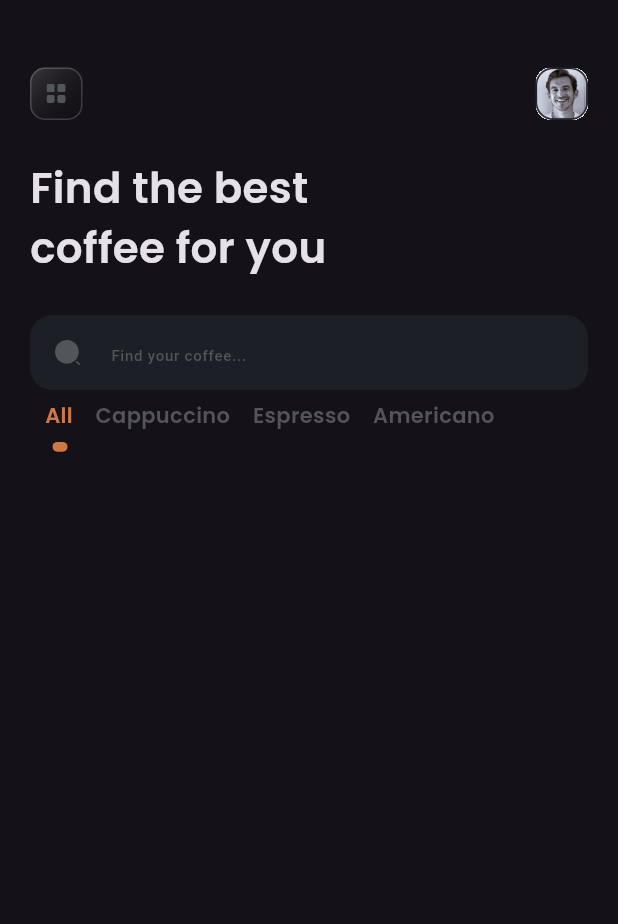
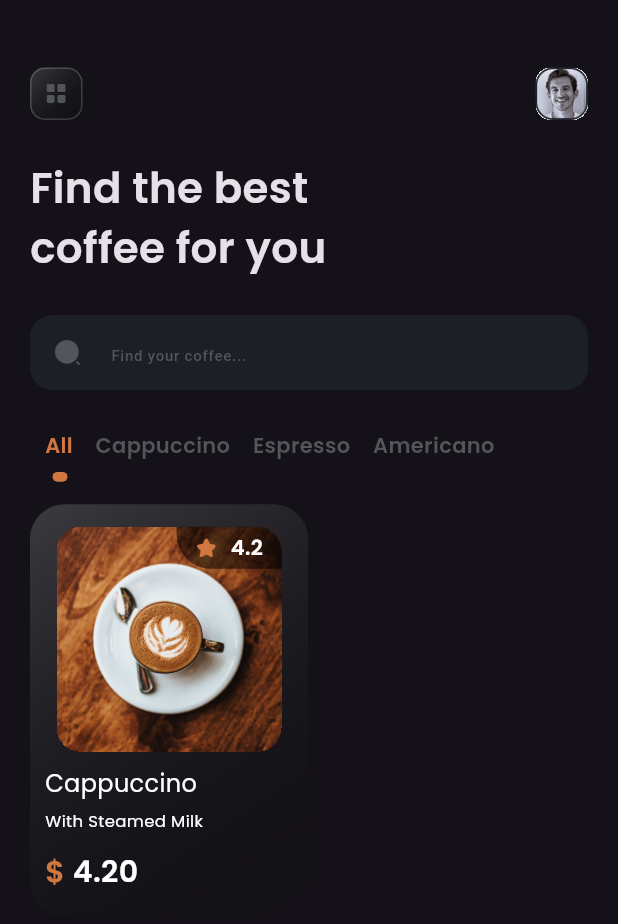
Before and after one commit to Debadrita438/flutter-coffee-shop, a Flutter app: the screen it shows after launch, on a phone screen of 412 x 824 dp. Shown: the top 924 px of the screen. Run offline on Flutter 3.47's test engine with Material 3 defaults, Android fonts, the phone set to English and light mode, and no system bars; our stand-ins replace flutter_svg, hexcolor.

Commit message:
coffe card design completed

```diff
--- a/lib/common_widgets/index.dart
+++ b/lib/common_widgets/index.dart
@@ -1,2 +1,3 @@
 export 'package:coffee_shop/common_widgets/main_header.dart';
 export 'package:coffee_shop/common_widgets/semi_bold_text.dart';
+export 'package:coffee_shop/common_widgets/regular_text.dart';
--- /dev/null
+++ b/lib/common_widgets/regular_text.dart
@@ -0,0 +1,30 @@
+import 'package:flutter/material.dart';
+import 'package:hexcolor/hexcolor.dart';
+
+import 'package:coffee_shop/utils/colors.dart';
+
+class RegularText extends StatelessWidget {
+  const RegularText({
+    super.key,
+    required this.showText,
+    this.textColor = AppColor.white,
+    this.fontSize = 14,
+  });
+
+  final String showText;
+  final String textColor;
+  final double fontSize;
+
+  @override
+  Widget build(BuildContext context) {
+    return Text(
+      showText,
+      style: TextStyle(
+        fontFamily: 'Poppins',
+        fontWeight: FontWeight.w400,
+        color: HexColor(textColor),
+        fontSize: fontSize,
+      ),
+    );
+  }
+}
--- a/lib/features/landing/dashboard.dart
+++ b/lib/features/landing/dashboard.dart
@@ -1,8 +1,14 @@
+import 'package:coffee_shop/common_widgets/semi_bold_text.dart';
 import 'package:coffee_shop/features/landing/widgets/search_text_field.dart';
 import 'package:coffee_shop/features/landing/widgets/tab_nav.dart';
+import 'package:coffee_shop/utils/colors.dart';
+import 'package:flutter/cupertino.dart';
 import 'package:flutter/material.dart';
 
 import 'package:coffee_shop/common_widgets/index.dart';
+import 'package:flutter/widgets.dart';
+import 'package:flutter_svg/svg.dart';
+import 'package:hexcolor/hexcolor.dart';
 
 class DashboardScreen extends StatefulWidget {
   const DashboardScreen({super.key});
@@ -13,6 +19,8 @@ class DashboardScreen extends StatefulWidget {
 
 class _DashboardScreenState extends State<DashboardScreen> {
   final _searchController = TextEditingController();
+
+  final String _starIcon = 'assets/icons/star.svg';
 
   final List<String> _tabList = [
     'All',
@@ -55,10 +63,120 @@ class _DashboardScreenState extends State<DashboardScreen> {
             ),
             const SizedBox(height: 25),
             SearchTextField(searchController: _searchController),
+            const SizedBox(height: 20),
             TabNav(
               tabList: _tabList,
               currentIndex: _currentIndex,
               setIndexHandler: _setIndexHandler,
+            ),
+            const SizedBox(height: 15),
+            Container(
+              width: MediaQuery.of(context).size.width * 0.45,
+              padding: const EdgeInsets.symmetric(
+                horizontal: 10,
+                vertical: 15,
+              ),
+              decoration: BoxDecoration(
+                color: HexColor(AppColor.grayishBlack),
+                borderRadius: BorderRadius.circular(23),
+                gradient: const LinearGradient(
+                  colors: [
+                    Color.fromARGB(94, 128, 128, 128),
+                    Color.fromARGB(0, 0, 0, 0)
+                  ],
+                  begin: Alignment.topLeft,
+                  end: Alignment.bottomRight,
+                ),
+              ),
+              child: Column(
+                mainAxisSize: MainAxisSize.min,
+                children: [
+                  Stack(
+                    children: [
+                      Container(
+                        height: 150,
+                        width: 150,
+                        clipBehavior: Clip.hardEdge,
+                        decoration: BoxDecoration(
+                          borderRadius: BorderRadius.circular(16),
+                        ),
+                        child: Image.asset(
+                          'assets/images/coffee.png',
+                          fit: BoxFit.fill,
+                        ),
+                      ),
+                      Positioned(
+                        right: 0,
+                        height: 28,
+                        width: 70,
+                        child: Container(
+                          decoration: const BoxDecoration(
+                            color: Colors.black54,
+                            borderRadius: BorderRadius.only(
+                              topRight: Radius.circular(16),
+                              bottomLeft: Radius.circular(23),
+                            ),
+                          ),
+                          padding: const EdgeInsets.symmetric(
+                            horizontal: 8,
+                            vertical: 2,
+                          ),
+                          child: Row(
+                            mainAxisAlignment: MainAxisAlignment.spaceAround,
+                            children: [
+                              SizedBox(
+                                width: 15,
+                                height: 15,
+                                child: SvgPicture.asset(
+                                  _starIcon,
+                                  semanticsLabel: 'star',
+                                ),
+                              ),
+                              const SemiBoldText(
+                                showText: '4.2',
+                                fontSize: 14,
+                              ),
+                            ],
+                          ),
+                        ),
+                      ),
+                    ],
+                  ),
+                  Container(
+                    width: double.infinity,
+                    margin: const EdgeInsets.only(top: 10),
+                    child: const RegularText(
+                      showText: 'Cappuccino',
+                      fontSize: 16,
+                    ),
+                  ),
+                  const SizedBox(height: 5),
+                  const SizedBox(
+                    width: double.infinity,
+                    child: RegularText(
+                      showText: 'With Steamed Milk',
+                      fontSize: 11,
+                    ),
+                  ),
+                  const SizedBox(height: 12),
+                  const SizedBox(
+                    child: Row(
+                      children: [
+                        SemiBoldText(
+                          showText: '\$',
+                          textColor: AppColor.orange,
+                          fontSize: 20,
+                        ),
+                        SizedBox(width: 5),
+                        SemiBoldText(
+                          showText: '4.20',
+                          fontSize: 20,
+                        ),
+                      ],
+                    ),
+                  )
+                ],
+              ),
             ),
           ],
         ),
```
Also changed, not shown: assets/icons/star.svg (added), assets/images/coffee.png (added).
